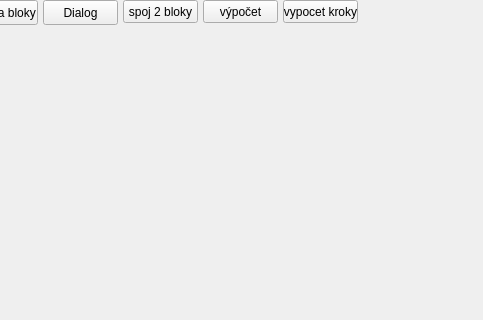
First picture: the form in widget.ui, repository zionedge/Xd, before the edit; both pictures show x 117 to 600 and y 0 to 320 of the 600 by 450 pixel window.
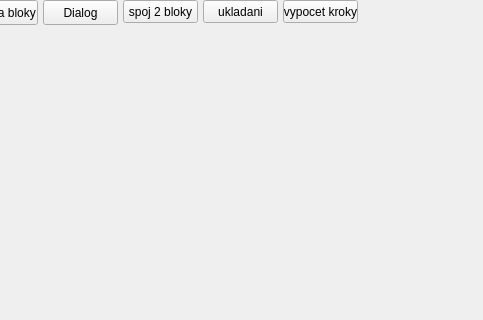
Second picture: the form after the edit.

Diff of the .ui file:
```diff
--- a/widget.ui
+++ b/widget.ui
@@ -100,7 +100,7 @@
     </rect>
    </property>
    <property name="text">
-    <string>výpočet</string>
+    <string>ukladani</string>
    </property>
   </widget>
   <widget class="QPushButton" name="pushButton_4">
```
